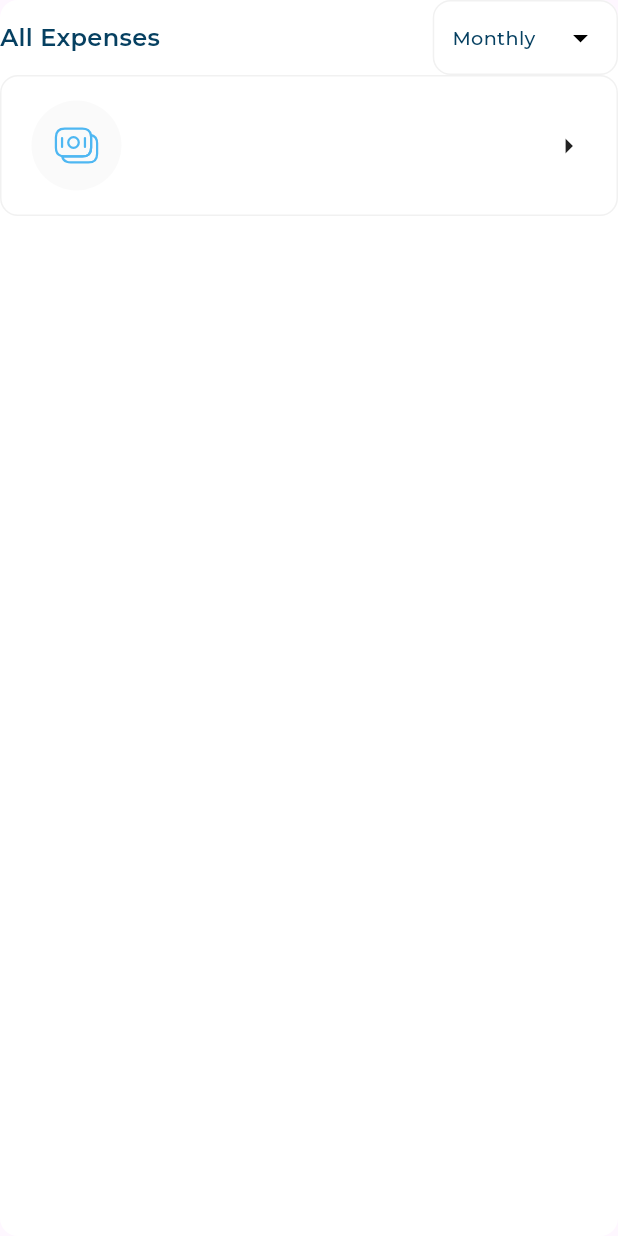
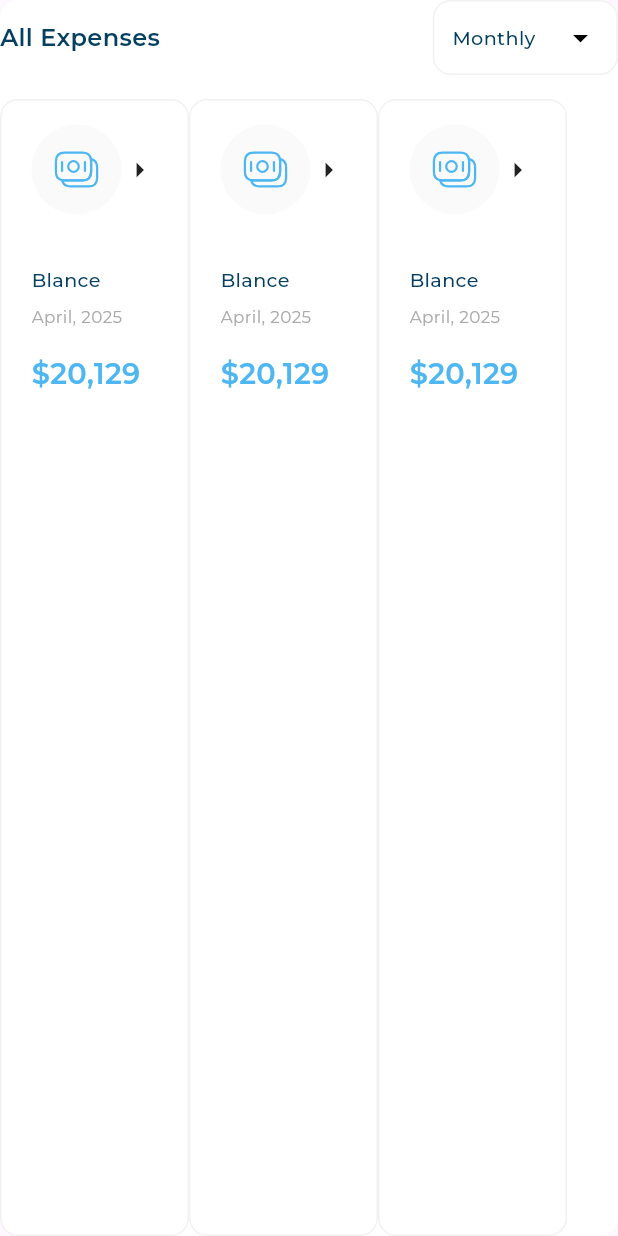
Before and after one commit to Kaream66/responsive-_dash_board, a Flutter app: the AllExpenses widget shown alone on an empty page, opened directly, on a phone screen of 412 x 824 dp. Run offline on Flutter 3.47's test engine with Material 3 defaults, Android fonts, the phone set to English and light mode, and no system bars; our stand-ins replace flutter_svg; project files that could hold a hidden picture were left out.

Commit message:
add all expenses item body

```diff
--- a/lib/views/widgets/all_expenses.dart
+++ b/lib/views/widgets/all_expenses.dart
@@ -3,6 +3,7 @@ import 'package:responsive_dash_board/models/all_expense_item_model.dart';
 import 'package:responsive_dash_board/utils/app_images.dart';
 import 'package:responsive_dash_board/views/widgets/all_expenses_headers.dart';
 import 'package:responsive_dash_board/views/widgets/all_expenses_item.dart';
+import 'package:responsive_dash_board/views/widgets/all_expenses_item_list_view.dart';
 
 class AllExpenses extends StatelessWidget {
   const AllExpenses({super.key});
@@ -19,13 +20,9 @@ class AllExpenses extends StatelessWidget {
       child: Column(
         children: [
           AllExpensesHeaders(),
-          AllExpensesItem(
-            itemModel: AllExpenseItemModel(
-              image: Assets.imagesIncome,
-              title: 'Income',
-              date: 'April,2025',
-              price: r'$20,129',
-            ),
+          SizedBox(height: 16),
+          Expanded(
+            child: AllExpensesItemListView(),
           ),
         ],
       ),
--- a/lib/views/widgets/all_expenses_item.dart
+++ b/lib/views/widgets/all_expenses_item.dart
@@ -1,6 +1,7 @@
 import 'package:flutter/material.dart';
 import 'package:responsive_dash_board/models/all_expense_item_model.dart';
 import 'package:responsive_dash_board/utils/app_images.dart';
+import 'package:responsive_dash_board/utils/app_styles.dart';
 import 'package:responsive_dash_board/views/widgets/all_expenses_item_header.dart';
 
 class AllExpensesItem extends StatelessWidget {
@@ -27,9 +28,33 @@ class AllExpensesItem extends StatelessWidget {
         ),
       ),
       child: Column(
+        crossAxisAlignment:
+            CrossAxisAlignment.start,
         children: [
           AllExpensesItemHeader(
             image: Assets.imagesBalance,
+          ),
+          SizedBox(height: 34),
+          Text(
+            itemModel.title,
+            style: AppStyles.styleMedium16(
+              context,
+            ),
+          ),
+          SizedBox(height: 8),
+          Text(
+            itemModel.date,
+            style: AppStyles.styleRegular14(
+              context,
+            ),
+          ),
+          SizedBox(height: 16),
+
+          Text(
+            itemModel.price,
+            style: AppStyles.styleSemiBold24(
+              context,
+            ),
           ),
         ],
       ),
--- /dev/null
+++ b/lib/views/widgets/all_expenses_item_list_view.dart
@@ -0,0 +1,41 @@
+import 'package:flutter/material.dart';
+import 'package:responsive_dash_board/models/all_expense_item_model.dart';
+import 'package:responsive_dash_board/utils/app_images.dart';
+import 'package:responsive_dash_board/views/widgets/all_expenses_item.dart';
+
+class AllExpensesItemListView
+    extends StatelessWidget {
+  const AllExpensesItemListView({super.key});
+  static List item = [
+    AllExpenseItemModel(
+      image: Assets.imagesBalance,
+      date: 'April, 2025',
+      title: 'Blance',
+      price: r'$20,129',
+    ),
+    AllExpenseItemModel(
+      image: Assets.imagesBalance,
+      date: 'April, 2025',
+      title: 'Blance',
+      price: r'$20,129',
+    ),
+    AllExpenseItemModel(
+      image: Assets.imagesBalance,
+      date: 'April, 2025',
+      title: 'Blance',
+      price: r'$20,129',
+    ),
+  ];
+  @override
+  Widget build(BuildContext context) {
+    return ListView.builder(
+      scrollDirection: Axis.horizontal,
+      itemCount: item.length,
+      itemBuilder: (context, index) {
+        return AllExpensesItem(
+          itemModel: item[index],
+        );
+      },
+    );
+  }
+}
```
